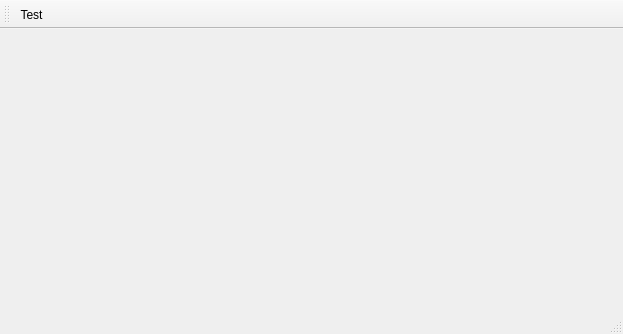
Qt form mainwindow.ui (landaire/screenr) before a commit.
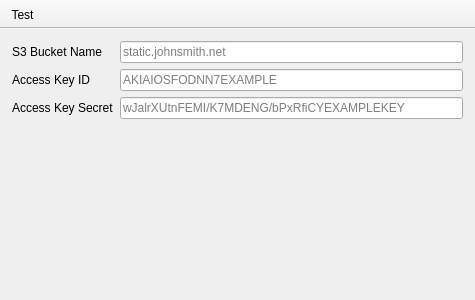
The same form after that commit. Icons and pictures are not drawn.

Commit message: Added an actual UI; added QtMacExtras as a dependency for the toolbar

```diff
--- a/mainwindow.ui
+++ b/mainwindow.ui
@@ -6,14 +6,119 @@
    <rect>
     <x>0</x>
     <y>0</y>
-    <width>623</width>
-    <height>334</height>
+    <width>475</width>
+    <height>300</height>
    </rect>
   </property>
+  <property name="minimumSize">
+   <size>
+    <width>475</width>
+    <height>300</height>
+   </size>
+  </property>
   <property name="windowTitle">
    <string>MainWindow</string>
   </property>
-  <widget class="QWidget" name="centralWidget"/>
+  <property name="unifiedTitleAndToolBarOnMac">
+   <bool>false</bool>
+  </property>
+  <widget class="QWidget" name="centralWidget">
+   <layout class="QFormLayout" name="formLayout">
+    <property name="sizeConstraint">
+     <enum>QLayout::SetNoConstraint</enum>
+    </property>
+    <property name="fieldGrowthPolicy">
+     <enum>QFormLayout::ExpandingFieldsGrow</enum>
+    </property>
+    <property name="formAlignment">
+     <set>Qt::AlignLeading|Qt::AlignLeft|Qt::AlignTop</set>
+    </property>
+    <property name="horizontalSpacing">
+     <number>-1</number>
+    </property>
+    <property name="leftMargin">
+     <number>12</number>
+    </property>
+    <property name="topMargin">
+     <number>12</number>
+    </property>
+    <property name="rightMargin">
+     <number>12</number>
+    </property>
+    <property name="bottomMargin">
+     <number>12</number>
+    </property>
+    <item row="2" column="0">
+     <widget class="QLabel" name="labelS3Bucket">
+      <property name="text">
+       <string>S3 Bucket Name</string>
+      </property>
+     </widget>
+    </item>
+    <item row="2" column="1">
+     <widget class="QLineEdit" name="lineS3Bucket">
+      <property name="minimumSize">
+       <size>
+        <width>200</width>
+        <height>0</height>
+       </size>
+      </property>
+      <property name="inputMask">
+       <string/>
+      </property>
+      <property name="placeholderText">
+       <string>static.johnsmith.net</string>
+      </property>
+     </widget>
+    </item>
+    <item row="3" column="0">
+     <widget class="QLabel" name="labelS3Id">
+      <property name="text">
+       <string>Access Key ID</string>
+      </property>
+     </widget>
+    </item>
+    <item row="3" column="1">
+     <widget class="QLineEdit" name="lineS3Id">
+      <property name="minimumSize">
+       <size>
+        <width>200</width>
+        <height>0</height>
+       </size>
+      </property>
+      <property name="echoMode">
+       <enum>QLineEdit::Password</enum>
+      </property>
+      <property name="placeholderText">
+       <string>AKIAIOSFODNN7EXAMPLE</string>
+      </property>
+     </widget>
+    </item>
+    <item row="4" column="0">
+     <widget class="QLabel" name="labelS3Secret">
+      <property name="text">
+       <string>Access Key Secret</string>
+      </property>
+     </widget>
+    </item>
+    <item row="4" column="1">
+     <widget class="QLineEdit" name="lineEdit">
+      <property name="minimumSize">
+       <size>
+        <width>325</width>
+        <height>0</height>
+       </size>
+      </property>
+      <property name="echoMode">
+       <enum>QLineEdit::Password</enum>
+      </property>
+      <property name="placeholderText">
+       <string>wJalrXUtnFEMI/K7MDENG/bPxRfiCYEXAMPLEKEY</string>
+      </property>
+     </widget>
+    </item>
+   </layout>
+  </widget>
   <widget class="QMenuBar" name="menuBar">
    <property name="geometry">
     <rect>
@@ -24,14 +129,28 @@
     </rect>
    </property>
   </widget>
-  <widget class="QStatusBar" name="statusBar"/>
   <widget class="QToolBar" name="toolBar">
+   <property name="enabled">
+    <bool>true</bool>
+   </property>
    <property name="acceptDrops">
     <bool>false</bool>
    </property>
    <property name="windowTitle">
     <string>toolBar</string>
    </property>
+   <property name="movable">
+    <bool>false</bool>
+   </property>
+   <property name="allowedAreas">
+    <set>Qt::TopToolBarArea</set>
+   </property>
+   <property name="toolButtonStyle">
+    <enum>Qt::ToolButtonTextUnderIcon</enum>
+   </property>
+   <property name="floatable">
+    <bool>false</bool>
+   </property>
    <attribute name="toolBarArea">
     <enum>TopToolBarArea</enum>
    </attribute>
```
Left out of the diff: 4 changed lines with no effect on the pictures. The commit also changes 2 other files.
